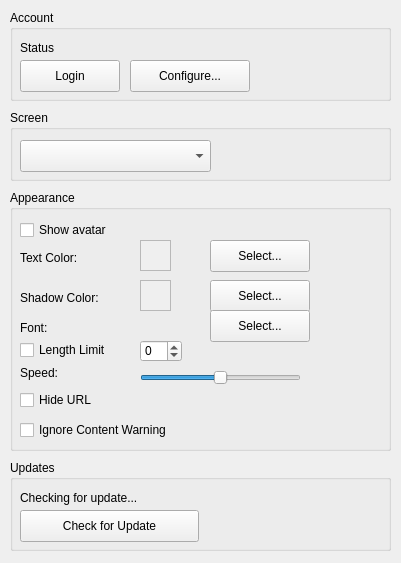
The window that src/settingwindow.ui (b123400/tootrain-qt) describes before a commit, drawn with Qt 5.
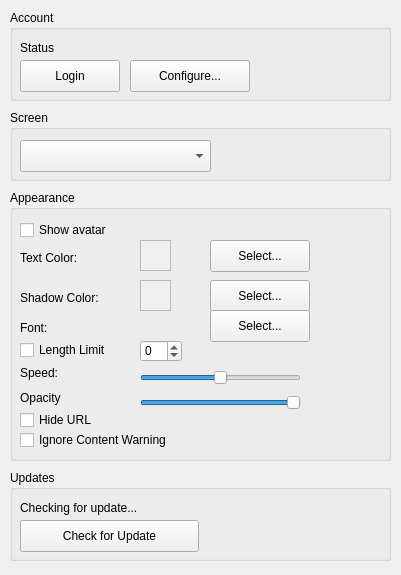
The same window after the commit.

Commit message: Add opacity settings

What changed in the file:
```diff
--- a/src/settingwindow.ui
+++ b/src/settingwindow.ui
@@ -7,7 +7,7 @@
     <x>0</x>
     <y>0</y>
     <width>401</width>
-    <height>563</height>
+    <height>575</height>
    </rect>
   </property>
   <property name="sizePolicy">
@@ -104,7 +104,7 @@
    <property name="geometry">
     <rect>
      <x>10</x>
-     <y>460</y>
+     <y>470</y>
      <width>381</width>
      <height>91</height>
     </rect>
@@ -145,7 +145,7 @@
      <x>10</x>
      <y>190</y>
      <width>381</width>
-     <height>261</height>
+     <height>271</height>
     </rect>
    </property>
    <property name="title">
@@ -345,7 +345,7 @@
     <property name="geometry">
      <rect>
       <x>10</x>
-      <y>200</y>
+      <y>220</y>
       <width>251</width>
       <height>20</height>
      </rect>
@@ -358,7 +358,7 @@
     <property name="geometry">
      <rect>
       <x>10</x>
-      <y>230</y>
+      <y>240</y>
       <width>361</width>
       <height>20</height>
      </rect>
@@ -367,6 +367,38 @@
      <string>Ignore Content Warning</string>
     </property>
    </widget>
+   <widget class="QLabel" name="opacityLabel">
+    <property name="geometry">
+     <rect>
+      <x>10</x>
+      <y>200</y>
+      <width>58</width>
+      <height>16</height>
+     </rect>
+    </property>
+    <property name="text">
+     <string>Opacity</string>
+    </property>
+   </widget>
+   <widget class="QSlider" name="opacitySlider">
+    <property name="geometry">
+     <rect>
+      <x>130</x>
+      <y>200</y>
+      <width>161</width>
+      <height>25</height>
+     </rect>
+    </property>
+    <property name="maximum">
+     <number>100</number>
+    </property>
+    <property name="value">
+     <number>100</number>
+    </property>
+    <property name="orientation">
+     <enum>Qt::Orientation::Horizontal</enum>
+    </property>
+   </widget>
   </widget>
  </widget>
  <resources/>
```
The commit also changes 4 other files.
